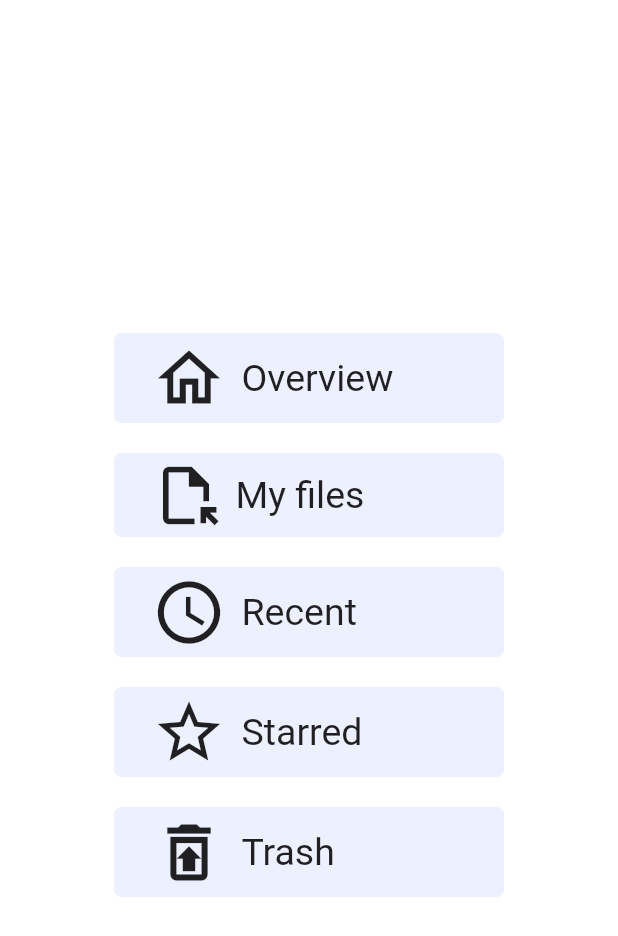
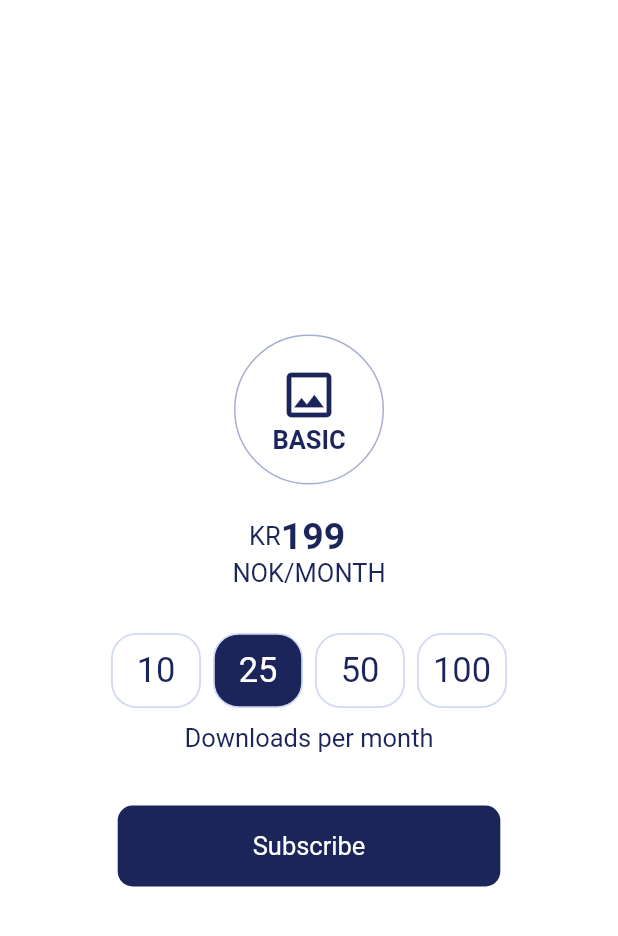
Before and after one commit to cosmicSigma/flutter_application_3, a Flutter app: the screen it shows after launch, on a phone screen of 412 x 824 dp. Shown: the top 936 px of the screen. Run offline on Flutter 3.47's test engine with Material 2 defaults, Android fonts, the phone set to English and light mode, and no system bars.

Commit message:
hometask_4

```diff
--- a/lib/main.dart
+++ b/lib/main.dart
@@ -37,163 +37,202 @@ class Lesson extends StatelessWidget {
                     borderRadius: BorderRadius.circular(20)),
                 child: SizedBox(
                   child: Column(
-                    mainAxisAlignment: MainAxisAlignment.start,
+                    mainAxisAlignment: MainAxisAlignment.center,
                     children: [
-                      Padding(
-                        padding: const EdgeInsets.fromLTRB(20, 20, 20, 10),
-                        child: DecoratedBox(
+                      DecoratedBox(
                         decoration: BoxDecoration(
-                            color: Color(0xffEDF1FF),
-                            borderRadius: BorderRadius.circular(5)
+                          border: Border.all(
+                            color: Color(0xffA6ADD2),
+                            width: 1,
+                            style: BorderStyle.solid
+                          ),
+                          borderRadius: BorderRadius.circular(50)
                         ),
                         child: SizedBox(
-                            child: Padding(
-                              padding: const EdgeInsets.only(left: 25, top: 5, bottom: 5),
+                          height: 100,
+                          width: 100,
+                          child: Column(
+                            mainAxisAlignment: MainAxisAlignment.center,
+                            children: const [
+                              Icon(
+                                Icons.photo_outlined,
+                                size: 40,
+                                color: Color(0xff1B255A),
+                                ),
+                              Text(
+                                "BASIC",
+                                style: TextStyle(
+                                  fontSize: 17,
+                                  color: Color(0xff1B255A),
+                                  fontWeight: FontWeight.bold
+                                ),
+                                )
+                            ],
+                          ),
+                        ),
+                      ),
+                      Padding(
+                        padding: EdgeInsets.only(left: 110, top: 20),
                         child: Row(
                           children: const [
-                                  Icon(
-                                    Icons.home_outlined,
-                                    size: 50,
+                            Text(
+                              "KR",
+                              style: TextStyle(
+                                color: Color(0xff1B255A),
+                                fontSize: 17
+                              ),
+                            ),
+                            Text(
+                              "199",
+                              style: TextStyle(
+                                color: Color(0xff1B255A),
+                                fontWeight: FontWeight.bold,
+                                fontSize: 25
+                              ),
+                              )
+                          ],
+                        ),
+                        ),
+                        const Padding(
+                          padding: EdgeInsets.only(bottom: 20),
+                          child: Text(
+                            "NOK/MONTH",
+                            style: TextStyle(
+                              fontSize: 17,
+                              color: Color(0xff1B255A)
+                            ),
+                          ),
                         ),
                         Padding(
-                                    padding: EdgeInsets.only(left: 10),
+                          padding: EdgeInsets.all(10),
+                          child: Row(
+                            mainAxisAlignment: MainAxisAlignment.spaceEvenly,
+                            children: [
+                              DecoratedBox(
+                                decoration: BoxDecoration(
+                                  border: Border.all(
+                                    color: Color(0xffD2D9F3),
+                                    width: 1.2,
+                                    style: BorderStyle.solid
+                                  ),
+                                  borderRadius: BorderRadius.circular(17)
+                                ),
+                                child: const SizedBox(
+                                  height: 50,
+                                  width: 60,
+                                  child: Center(
                                     child: Text(
-                                      "Overview",
+                                      "10",
                                       style: TextStyle(
-                                        fontSize: 25
+                                        color: Color(0xff1B255A),
+                                        fontSize: 23
+                                      ),
+                                      ),
+                                  ),
+                                ),
+                                ),
+                                DecoratedBox(
+                                decoration: BoxDecoration(
+                                  border: Border.all(
+                                    color: Color(0xffD2D9F3),
+                                    width: 1.2,
+                                    style: BorderStyle.solid
+                                  ),
+                                  color: Color(0xff1B255A),
+                                  borderRadius: BorderRadius.circular(17)
+                                ),
+                                child: const SizedBox(
+                                  height: 50,
+                                  width: 60,
+                                  child: Center(
+                                    child: Text(
+                                      "25",
+                                      style: TextStyle(
+                                        color: Colors.white,
+                                        fontSize: 23
+                                      ),
+                                      ),
+                                  ),
+                                ),
+                                ),
+                                DecoratedBox(
+                                decoration: BoxDecoration(
+                                  border: Border.all(
+                                    color: Color(0xffD2D9F3),
+                                    width: 1.2,
+                                    style: BorderStyle.solid
+                                  ),
+                                  borderRadius: BorderRadius.circular(17)
+                                ),
+                                child: const SizedBox(
+                                  height: 50,
+                                  width: 60,
+                                  child: Center(
+                                    child: Text(
+                                      "50",
+                                      style: TextStyle(
+                                        color: Color(0xff1B255A),
+                                        fontSize: 23
+                                      ),
+                                      ),
+                                  ),
+                                ),
+                                ),
+                                DecoratedBox(
+                                decoration: BoxDecoration(
+                                  border: Border.all(
+                                    color: Color(0xffD2D9F3),
+                                    width: 1.2,
+                                    style: BorderStyle.solid
+                                  ),
+                                  borderRadius: BorderRadius.circular(17)
+                                ),
+                                child: const SizedBox(
+                                  height: 50,
+                                  width: 60,
+                                  child: Center(
+                                    child: Text(
+                                      "100",
+                                      style: TextStyle(
+                                        color: Color(0xff1B255A),
+                                        fontSize: 23
+                                      ),
+                                      ),
                                   ),
                                 ),
                                 )
                             ],
                           ),
                         ),
+                        const Padding(
+                          padding: EdgeInsets.only(bottom: 25),
+                          child: Text(
+                            "Downloads per month",
+                            style: TextStyle(
+                              color: Color(0xff1B255A),
+                              fontSize: 17
                             ),
                           ),
                           ),
                           Padding(
-                        padding: const EdgeInsets.fromLTRB(20, 10, 20, 10),
+                            padding: const EdgeInsets.all(10),
                             child: DecoratedBox(
                               decoration: BoxDecoration(
-                            color: Color(0xffEDF1FF),
-                            borderRadius: BorderRadius.circular(5)
+                                color: Color(0xff1B255A),
+                                borderRadius: BorderRadius.circular(10)
                               ),
-                          child: SizedBox(
-                            child: Padding(
-                              padding: const EdgeInsets.only(left: 25, top: 5, bottom: 5),
-                              child: Row(
-                                children: const [
-                                  Icon(
-                                    Icons.file_open_outlined,
-                                    size: 46,
-                                    ),
-                                  Padding(
-                                    padding: EdgeInsets.only(left: 10),
+                              child: const Padding(
+                                padding: EdgeInsets.symmetric(vertical: 17, horizontal: 90),
                                 child: Text(
-                                      "My files",
+                                  "Subscribe",
                                   style: TextStyle(
-                                        fontSize: 25
-                                      ),
-                                    ),
-                                  )
-                                ],
+                                    fontSize: 17,
+                                    color: Colors.white
                                   ),
                                 ),
                               ),
                             ),
-                      ),
-                      Padding(
-                        padding: const EdgeInsets.fromLTRB(20, 10, 20, 10),
-                        child: DecoratedBox(
-                          decoration: BoxDecoration(
-                            color: Color(0xffEDF1FF),
-                            borderRadius: BorderRadius.circular(5)
-                          ),
-                          child: SizedBox(
-                            child: Padding(
-                              padding: const EdgeInsets.only(left: 25, top: 5, bottom: 5),
-                              child: Row(
-                                children: const [
-                                  Icon(
-                                    Icons.watch_later_outlined,
-                                    size: 50,
-                                    ),
-                                  Padding(
-                                    padding: EdgeInsets.only(left: 10),
-                                    child: Text(
-                                      "Recent",
-                                      style: TextStyle(
-                                        fontSize: 25
-                                      ),
-                                    ),
                           )
-                                ],
-                              ),
-                            ),
-                          ),
-                        ),
-                      ),
-                      Padding(
-                        padding: const EdgeInsets.fromLTRB(20, 10, 20, 10),
-                        child: DecoratedBox(
-                          decoration: BoxDecoration(
-                            color: Color(0xffEDF1FF),
-                            borderRadius: BorderRadius.circular(5)
-                          ),
-                          child: SizedBox(
-                            child: Padding(
-                              padding: const EdgeInsets.only(left: 25, top: 5, bottom: 5),
-                              child: Row(
-                                children: const [
-                                  Icon(
-                                    Icons.star_border_outlined,
-                                    size: 50,
-                                    ),
-                                  Padding(
-                                    padding: EdgeInsets.only(left: 10),
-                                    child: Text(
-                                      "Starred",
-                                      style: TextStyle(
-                                        fontSize: 25
-                                      ),
-                                    ),
-                                  )
-                                ],
-                              ),
-                            ),
-                          ),
-                        ),
-                      ),
-                      Padding(
-                        padding: const EdgeInsets.fromLTRB(20, 10, 20, 10),
-                        child: DecoratedBox(
-                          decoration: BoxDecoration(
-                            color: Color(0xffEDF1FF),
-                            borderRadius: BorderRadius.circular(5)
-                          ),
-                          child: SizedBox(
-                            child: Padding(
-                              padding: const EdgeInsets.only(left: 25, top: 5, bottom: 5),
-                              child: Row(
-                                children: const [
-                                  Icon(
-                                    Icons.restore_from_trash_outlined,
-                                    size: 50,
-                                    ),
-                                  Padding(
-                                    padding: EdgeInsets.only(left: 10),
-                                    child: Text(
-                                      "Trash",
-                                      style: TextStyle(
-                                        fontSize: 25
-                                      ),
-                                    ),
-                                  )
-                                ],
-                              ),
-                            ),
-                          ),
-                        ),
-                      ),
                     ],
                   ),
                 ),
```
Lines whose indentation alone changed are shown as unchanged.
